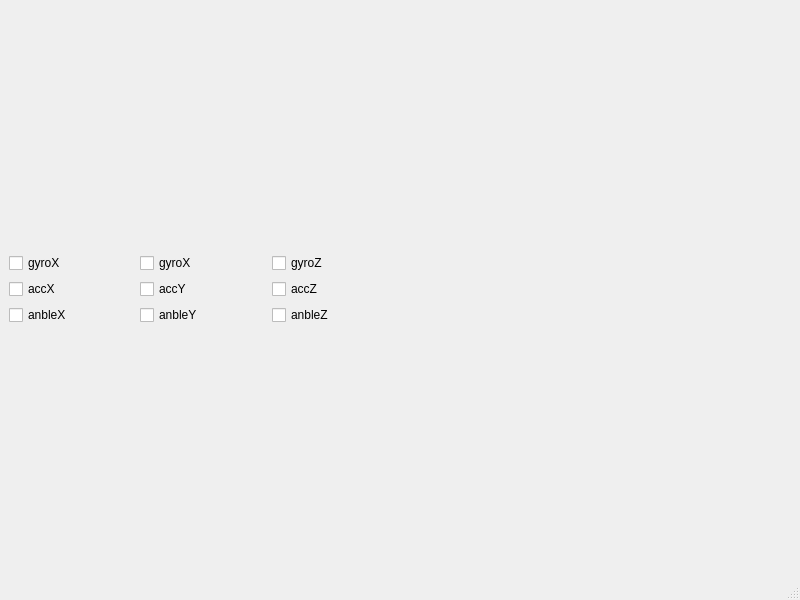
The window that LineChart/linechart.ui (RainRainLiu/LynnFly-Station) describes before a commit, drawn with Qt 5.
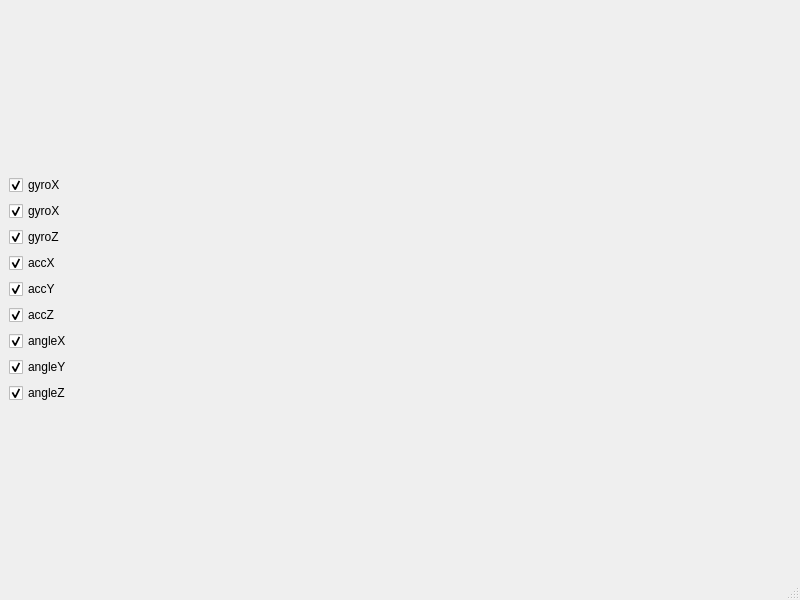
The same window after the commit. Custom widgets are drawn as their Qt base class.

Diff of the .ui file:
```diff
--- a/LineChart/linechart.ui
+++ b/LineChart/linechart.ui
@@ -14,9 +14,12 @@
    <string>MainWindow</string>
   </property>
   <widget class="QWidget" name="centralwidget">
-   <layout class="QGridLayout" name="gridLayout_5">
+   <layout class="QGridLayout" name="gridLayout_4">
+    <item row="0" column="1">
+     <widget class="QChartView" name="widget" native="true"/>
+    </item>
     <item row="0" column="0">
-     <layout class="QGridLayout" name="gridLayout_4">
+     <layout class="QGridLayout" name="gridLayout_5">
       <item row="0" column="0">
        <layout class="QGridLayout" name="gridLayout">
         <item row="0" column="0">
@@ -24,19 +27,28 @@
           <property name="text">
            <string>gyroX</string>
           </property>
+          <property name="checked">
+           <bool>true</bool>
+          </property>
          </widget>
         </item>
-        <item row="0" column="2">
+        <item row="1" column="0">
+         <widget class="QCheckBox" name="checkBox_gyroY">
+          <property name="text">
+           <string>gyroX</string>
+          </property>
+          <property name="checked">
+           <bool>true</bool>
+          </property>
+         </widget>
+        </item>
+        <item row="2" column="0">
          <widget class="QCheckBox" name="checkBox_gyroZ">
           <property name="text">
            <string>gyroZ</string>
           </property>
-         </widget>
-        </item>
-        <item row="0" column="1">
-         <widget class="QCheckBox" name="checkBox_gyroY">
-          <property name="text">
-           <string>gyroX</string>
+          <property name="checked">
+           <bool>true</bool>
           </property>
          </widget>
         </item>
@@ -49,20 +61,29 @@
           <property name="text">
            <string>accX</string>
           </property>
+          <property name="checked">
+           <bool>true</bool>
+          </property>
          </widget>
         </item>
-        <item row="0" column="1">
+        <item row="1" column="0">
          <widget class="QCheckBox" name="checkBox_accY">
           <property name="text">
            <string>accY</string>
           </property>
+          <property name="checked">
+           <bool>true</bool>
+          </property>
          </widget>
         </item>
-        <item row="0" column="2">
+        <item row="2" column="0">
          <widget class="QCheckBox" name="checkBox_accZ">
           <property name="text">
            <string>accZ</string>
           </property>
+          <property name="checked">
+           <bool>true</bool>
+          </property>
          </widget>
         </item>
        </layout>
@@ -72,21 +93,30 @@
         <item row="0" column="0">
          <widget class="QCheckBox" name="checkBox_anbleX">
           <property name="text">
-           <string>anbleX</string>
+           <string>angleX</string>
           </property>
+          <property name="checked">
+           <bool>true</bool>
+          </property>
          </widget>
         </item>
-        <item row="0" column="1">
-         <widget class="QCheckBox" name="checkBox_anbleX_2">
+        <item row="1" column="0">
+         <widget class="QCheckBox" name="checkBox_angleY">
           <property name="text">
-           <string>anbleY</string>
+           <string>angleY</string>
           </property>
+          <property name="checked">
+           <bool>true</bool>
+          </property>
          </widget>
         </item>
-        <item row="0" column="2">
+        <item row="2" column="0">
          <widget class="QCheckBox" name="checkBox_anbleZ">
           <property name="text">
-           <string>anbleZ</string>
+           <string>angleZ</string>
+          </property>
+          <property name="checked">
+           <bool>true</bool>
           </property>
          </widget>
         </item>
@@ -94,9 +124,6 @@
       </item>
      </layout>
     </item>
-    <item row="0" column="1">
-     <widget class="QChartView" name="widget" native="true"/>
-    </item>
    </layout>
   </widget>
   <widget class="QMenuBar" name="menubar">
```
Left out of the diff: 2 changed lines with no effect on the pictures.
